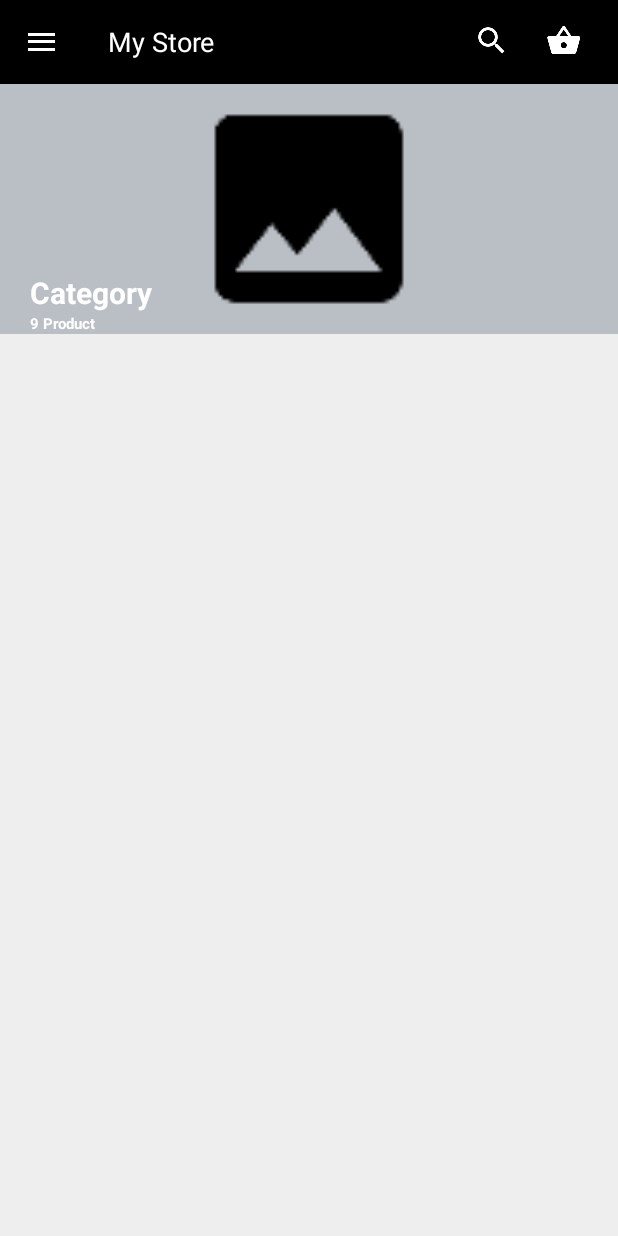
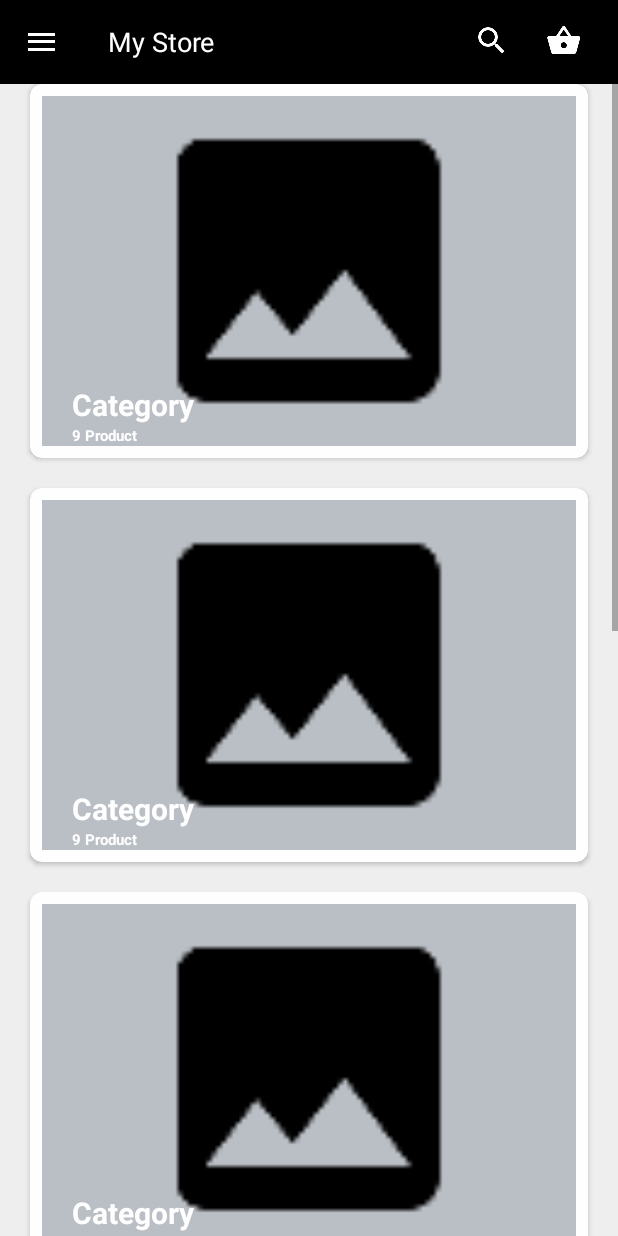
Before and after one commit to volsahin/E-Commerce, an Android app: the ScreenEActivity screen opened directly, with no data from a screen before it, on a phone screen of 412 x 824 dp. Run offline under Robolectric (Android 15) with nearby library versions, the phone set to English and light mode, and no system bars; libraries missing offline, so code that uses them is left out: com.mikepenz.materialdrawer; 1 statement that could not run was skipped.

Commit message:
Screen E done with Musa

```diff
--- a/app/build.gradle
+++ b/app/build.gradle
@@ -32,6 +32,6 @@ dependencies {
     compile 'com.android.support:appcompat-v7:24.0.0'
     compile 'com.android.support:cardview-v7:24.0.0'
     compile 'com.android.support:recyclerview-v7:24.0.0'
-    compile 'com.android.support.constraint:constraint-layout:1.0.0-alpha3'
+
     testCompile 'junit:junit:4.12'
 }
--- a/app/src/main/java/com/telpa/ecommerce/activities/ScreenEActivity.java
+++ b/app/src/main/java/com/telpa/ecommerce/activities/ScreenEActivity.java
@@ -2,11 +2,20 @@ package com.telpa.ecommerce.activities;
 
 import android.support.v7.app.AppCompatActivity;
 import android.os.Bundle;
+import android.support.v7.widget.RecyclerView;
+import android.support.v7.widget.StaggeredGridLayoutManager;
 
 import com.telpa.ecommerce.R;
+import com.telpa.ecommerce.adapters.RecyclerAdapter;
 import com.telpa.ecommerce.utils.BaseActivity;
 
+import static com.telpa.ecommerce.R.id.recyclerView;
+
 public class ScreenEActivity extends BaseActivity {
+
+    private RecyclerView recyclerView;
+    private RecyclerView.Adapter recyclerAdapter;
+    private RecyclerView.LayoutManager recyclerLayoutManager;
 
     @Override
     protected void onCreate(Bundle savedInstanceState) {
@@ -15,7 +24,23 @@ public class ScreenEActivity extends BaseActivity {
 
         fcreateTitle("My Store");
         fcreateToolbar(this, true, true, R.id.toolbar);
-        fcreateMenu(this);
+        fcreateMenu(this,true);
+
+        recyclerView = (RecyclerView)findViewById(R.id.recyclerViewE);
+
+        recyclerView.setHasFixedSize(true);
+
+        /*
+        recyclerLayoutManager = new LinearLayoutManager(this,LinearLayoutManager.HORIZONTAL,false);
+        recyclerView.setLayoutManager(recyclerLayoutManager);
+        */
+
+        recyclerLayoutManager = new StaggeredGridLayoutManager(1, StaggeredGridLayoutManager.VERTICAL);
+        recyclerView.setLayoutManager(recyclerLayoutManager);
+
+        recyclerView.addItemDecoration(new RecyclerAdapter.SpaceItemDecoration(30));
+        recyclerAdapter = new RecyclerAdapter(6, R.layout.screen_e_row);
+        recyclerView.setAdapter(recyclerAdapter);
 
     }
 }
--- a/app/src/main/res/layout/activity_screen_a.xml
+++ b/app/src/main/res/layout/activity_screen_a.xml
@@ -6,6 +6,7 @@
     android:orientation="vertical">
 
     <include layout="@layout/toolbar"/>
+
 
     <com.telpa.ecommerce.tabsliders.SlidingTabLayout
         android:id="@+id/tablayout"
--- a/app/src/main/res/layout/activity_screen_e.xml
+++ b/app/src/main/res/layout/activity_screen_e.xml
@@ -6,10 +6,20 @@
     android:orientation="vertical"
     android:layout_width="match_parent"
     android:layout_height="match_parent"
-    tools:context="com.telpa.ecommerce.activities.ScreenEActivity">
+    tools:context="com.telpa.ecommerce.activities.ScreenEActivity"
+    android:background="@color/lightGrey">
 
     <include layout="@layout/toolbar"/>
-    <include layout="@layout/screen_e_row"/>
 
 
+
+    <android.support.v7.widget.RecyclerView
+        android:id="@+id/recyclerViewE"
+        android:layout_width="match_parent"
+        android:layout_height="match_parent"
+        android:layout_alignParentLeft="true"
+        android:layout_alignParentStart="true"
+        android:layout_below="@+id/subcategory"
+        android:scrollbars="vertical"/>
+
 </LinearLayout>
--- a/app/src/main/res/layout/screen_e_row.xml
+++ b/app/src/main/res/layout/screen_e_row.xml
@@ -1,12 +1,22 @@
 <?xml version="1.0" encoding="utf-8"?>
+<android.support.v7.widget.CardView xmlns:android="http://schemas.android.com/apk/res/android"
+    xmlns:card_view="http://schemas.android.com/apk/res-auto"
+    android:id="@+id/card_viewE"
+    android:layout_width="match_parent"
+    android:layout_height="wrap_content"
+    android:layout_gravity="center"
+    card_view:cardBackgroundColor="@color/white"
+    card_view:cardCornerRadius="8dp">
+
 <FrameLayout xmlns:android="http://schemas.android.com/apk/res/android"
     android:layout_width="match_parent"
-    android:layout_height="wrap_content">
+    android:layout_height="wrap_content"
+    android:padding="8dp">
 
     <ImageView
         android:src="@drawable/ic_photo_black_48dp"
         android:scaleType="fitCenter"
-        android:layout_height="250px"
+        android:layout_height="350px"
         android:layout_width="match_parent"
         android:background="@color/grey"/>
 
@@ -41,3 +51,4 @@
     </LinearLayout>
 
 </FrameLayout>
+    </android.support.v7.widget.CardView>
```
Also changed, not shown: app/src/main/java/com/telpa/ecommerce/utils/BaseActivity.java (+6 -4 lines), app/src/main/res/mipmap-xxhdpi/ic_keyboard_backspace_white_24dp.png (added), app/src/main/res/mipmap-xxxhdpi/ic_keyboard_backspace_white_24dp.png (added).
